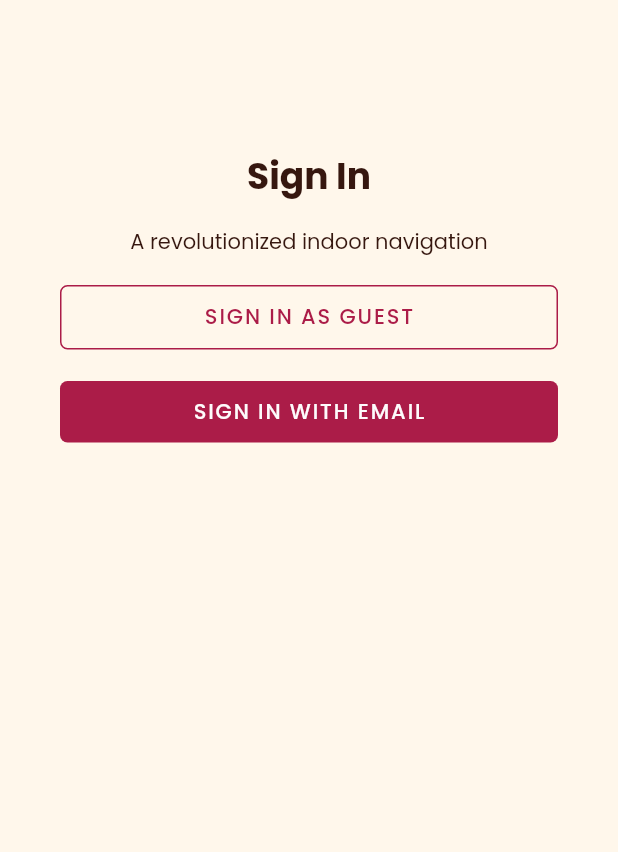
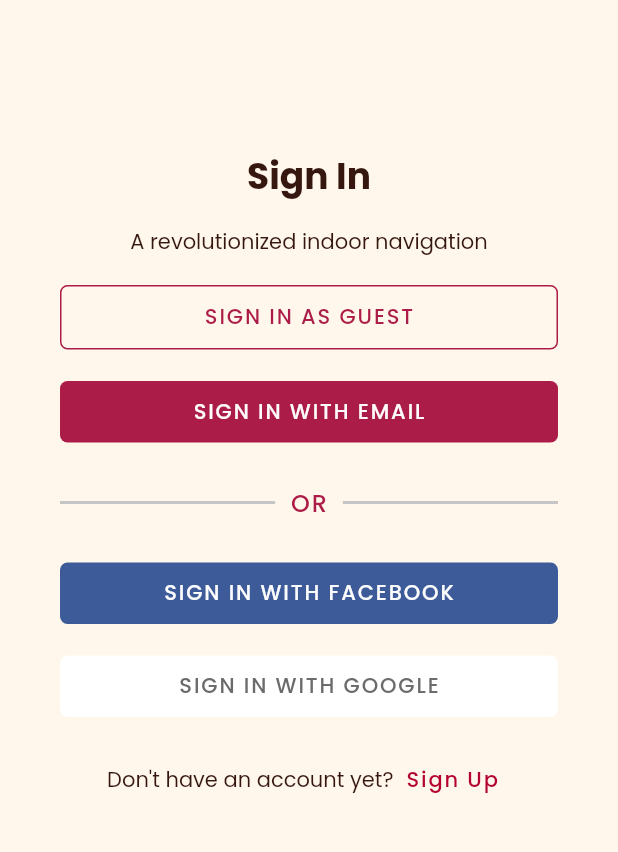
Before and after one commit to jaii041715/jerms-hackathon, a Flutter app: the screen it shows after launch, after a tap on "GET STARTED", on a phone screen of 412 x 824 dp, the part 270-1122 px from its top. Run offline on Flutter 3.47's test engine with Material 2 defaults, Android fonts, the phone set to English and light mode, and no system bars.

Commit message:
feat: JERMS-0013 Sign in Page UI without fb and google icons

```diff
--- a/jerms_app_hackathon/lib/login/login.dart
+++ b/jerms_app_hackathon/lib/login/login.dart
@@ -1,5 +1,6 @@
 import 'package:flutter/material.dart';
 import 'package:jerms_app_hackathon/main.dart';
+import 'package:jerms_app_hackathon/setLocation/setLocation.dart';
 
 void main() {
   runApp(const Login());
@@ -11,6 +12,7 @@ class Login extends StatelessWidget {
   @override
   Widget build(BuildContext context) {
     Color _color = const Color(0xFFBFFF7EB);
+    String _fontFamilyMedium = 'Poppins Medium';
     return Scaffold(
         backgroundColor: _color,
         body: Container(
@@ -48,8 +50,10 @@ class Login extends StatelessWidget {
             Container(
                 child: TextButton(
               onPressed: () {
-                Navigator.push(context,
-                    MaterialPageRoute(builder: (context) => const Login()));
+                Navigator.push(
+                    context,
+                    MaterialPageRoute(
+                        builder: (context) => const SetLocation()));
                 // Navigate back to first route when tapped.
               },
               child: Container(
@@ -66,7 +70,82 @@ class Login extends StatelessWidget {
                       style: TextStyle(
                           color: Color(0xFFBAA1945),
                           fontSize: 14,
-                          fontFamily: 'Poppins Medium',
+                          fontFamily: _fontFamilyMedium,
+                          letterSpacing: 1.25)),
+                ),
+              ),
+            )),
+            Container(
+                child: TextButton(
+              onPressed: () {
+                Navigator.push(
+                    context,
+                    MaterialPageRoute(
+                        builder: (context) => const SetLocation()));
+                // Navigate back to first route when tapped.
+              },
+              child: Container(
+                margin: EdgeInsets.fromLTRB(32, 0, 32, 20),
+                padding: EdgeInsets.all(10),
+                width: double.infinity,
+                decoration: BoxDecoration(
+                    color: Color(0xFFBAA1945),
+                    borderRadius: BorderRadius.circular(5)),
+                child: Center(
+                  child: Text("SIGN IN WITH EMAIL",
+                      style: TextStyle(
+                          color: Color(0xFFBFFFFFF),
+                          fontSize: 14,
+                          fontFamily: _fontFamilyMedium,
+                          letterSpacing: 1.25)),
+                ),
+              ),
+            )),
+            Row(children: <Widget>[
+              Expanded(
+                  child: Container(
+                margin: const EdgeInsets.only(left: 40.0, right: 10.0),
+                child: Divider(
+                  thickness: 2,
+                  color: Color(0xFFBC4C4C4),
+                ),
+              )),
+              Text(
+                "OR",
+                style: TextStyle(
+                    color: Color(0xFFBAA1945),
+                    fontSize: 16,
+                    fontFamily: _fontFamilyMedium,
+                    letterSpacing: 1.25),
+              ),
+              Expanded(
+                  child: Container(
+                      margin: const EdgeInsets.only(left: 10.0, right: 40.0),
+                      child: Divider(
+                        thickness: 2,
+                        color: Color(0xFFBC4C4C4),
+                      ))),
+            ]),
+            Container(
+                child: TextButton(
+              onPressed: () {
+                Navigator.push(context,
+                    MaterialPageRoute(builder: (context) => const Login()));
+                // Navigate back to first route when tapped.
+              },
+              child: Container(
+                margin: EdgeInsets.fromLTRB(32, 20, 32, 5),
+                padding: EdgeInsets.all(10),
+                width: double.infinity,
+                decoration: BoxDecoration(
+                    color: Color(0xFFB3A5998),
+                    borderRadius: BorderRadius.circular(5)),
+                child: Center(
+                  child: Text("SIGN IN WITH FACEBOOK",
+                      style: TextStyle(
+                          color: Color(0xFFBFFFFFF),
+                          fontSize: 14,
+                          fontFamily: _fontFamilyMedium,
                           letterSpacing: 1.25)),
                 ),
               ),
@@ -79,22 +158,47 @@ class Login extends StatelessWidget {
                 // Navigate back to first route when tapped.
               },
               child: Container(
-                margin: EdgeInsets.fromLTRB(32, 0, 32, 0),
+                margin: EdgeInsets.fromLTRB(32, 0, 32, 10),
                 padding: EdgeInsets.all(10),
                 width: double.infinity,
                 decoration: BoxDecoration(
-                    color: Color(0xFFBAA1945),
+                    color: Color(0xFFBFFFFFF),
                     borderRadius: BorderRadius.circular(5)),
                 child: Center(
-                  child: Text("SIGN IN WITH EMAIL",
+                  child: Text("SIGN IN WITH GOOGLE",
                       style: TextStyle(
-                          color: Color(0xFFBFFFFFF),
+                          color: Color(0xFFB696969),
                           fontSize: 14,
-                          fontFamily: 'Poppins Medium',
+                          fontFamily: _fontFamilyMedium,
                           letterSpacing: 1.25)),
                 ),
               ),
-            ))
+            )),
+            Row(mainAxisAlignment: MainAxisAlignment.center, children: <Widget>[
+              Text(
+                "Don't have an account yet?",
+                style: TextStyle(
+                    fontSize: 14,
+                    fontFamily: 'Poppins Regular',
+                    color: Color(0xFFB33140C)),
+                textAlign: TextAlign.center,
+              ),
+              TextButton(
+                onPressed: () {
+                  Navigator.push(context,
+                      MaterialPageRoute(builder: (context) => const Login()));
+                  // Navigate back to first route when tapped.
+                },
+                child: Text(
+                  "Sign Up",
+                  style: TextStyle(
+                      color: Color(0xFFBB2002D),
+                      fontSize: 14,
+                      fontFamily: _fontFamilyMedium,
+                      letterSpacing: 1.25),
+                ),
+              ),
+            ]),
           ]),
         ));
   }
--- a/jerms_app_hackathon/lib/setLocation/setLocation.dart
+++ b/jerms_app_hackathon/lib/setLocation/setLocation.dart
@@ -4,7 +4,6 @@ import 'package:jerms_app_hackathon/main.dart';
 void main() {
   runApp(const SetLocation());
 }
-
 
 class SetLocation extends StatelessWidget {
   const SetLocation({super.key});
@@ -13,12 +12,13 @@ class SetLocation extends StatelessWidget {
   Widget build(BuildContext context) {
     return Scaffold(
       appBar: AppBar(
-        title: const Text('SetLocation'),
+        title: const Text('Set Location'),
       ),
       body: Center(
         child: ElevatedButton(
           onPressed: () {
-            Navigator.push(context,MaterialPageRoute(builder: (context) => const MyApp()));
+            Navigator.push(context,
+                MaterialPageRoute(builder: (context) => const MyApp()));
             // Navigate back to first route when tapped.
           },
           child: const Text('Go back!'),
```
